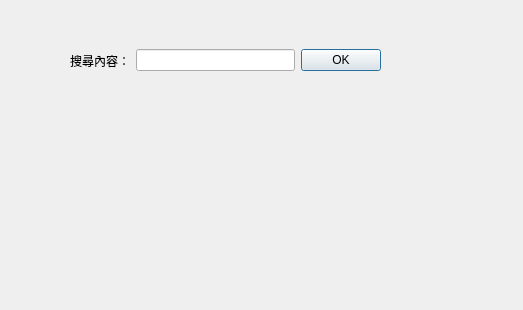
Qt form searchdialog.ui (johnroyer/urDiary) before a commit.
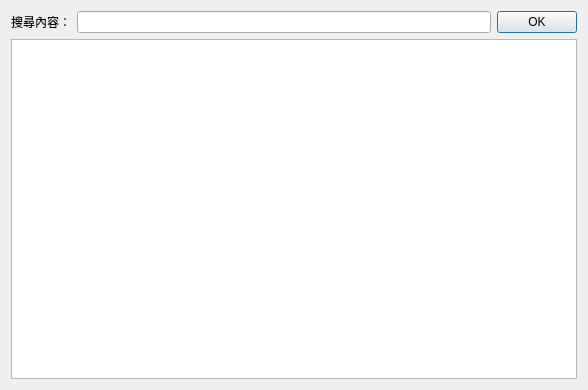
The same form after that commit.

Commit message: Add TableView and SqlQueryModel

Patch:
```diff
--- a/searchdialog.ui
+++ b/searchdialog.ui
@@ -6,22 +6,15 @@
    <rect>
     <x>0</x>
     <y>0</y>
-    <width>523</width>
-    <height>310</height>
+    <width>588</width>
+    <height>390</height>
    </rect>
   </property>
   <property name="windowTitle">
    <string>Dialog</string>
   </property>
-  <widget class="QWidget" name="horizontalLayoutWidget">
-   <property name="geometry">
-    <rect>
-     <x>70</x>
-     <y>30</y>
-     <width>311</width>
-     <height>61</height>
-    </rect>
-   </property>
+  <layout class="QVBoxLayout" name="verticalLayout">
+   <item>
    <layout class="QHBoxLayout" name="horizontalLayout">
     <item>
      <widget class="QLabel" name="label">
@@ -41,7 +34,27 @@
      </widget>
     </item>
    </layout>
-  </widget>
+   </item>
+   <item>
+    <widget class="QTableView" name="tableView">
+     <property name="editTriggers">
+      <set>QAbstractItemView::NoEditTriggers</set>
+     </property>
+     <property name="selectionMode">
+      <enum>QAbstractItemView::ExtendedSelection</enum>
+     </property>
+     <property name="selectionBehavior">
+      <enum>QAbstractItemView::SelectRows</enum>
+     </property>
+     <property name="sortingEnabled">
+      <bool>true</bool>
+     </property>
+     <attribute name="verticalHeaderVisible">
+      <bool>false</bool>
+     </attribute>
+    </widget>
+   </item>
+  </layout>
  </widget>
  <resources/>
  <connections/>
```
Lines whose indentation alone changed are shown as unchanged. The commit also changes 5 other files.
